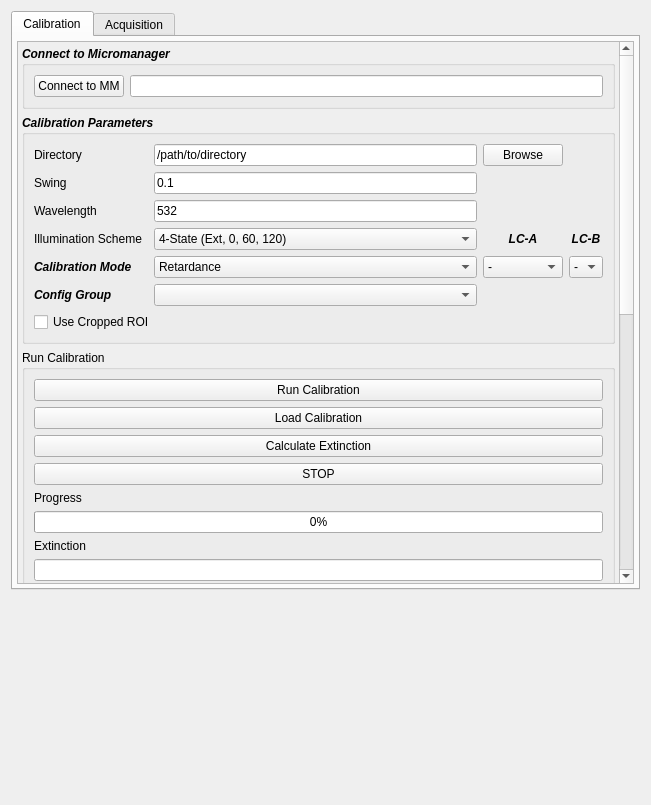
First picture: the form in recOrder/plugin/qtdesigner/recOrder_calibration_v5.ui, repository mehta-lab/waveorder, before the edit.
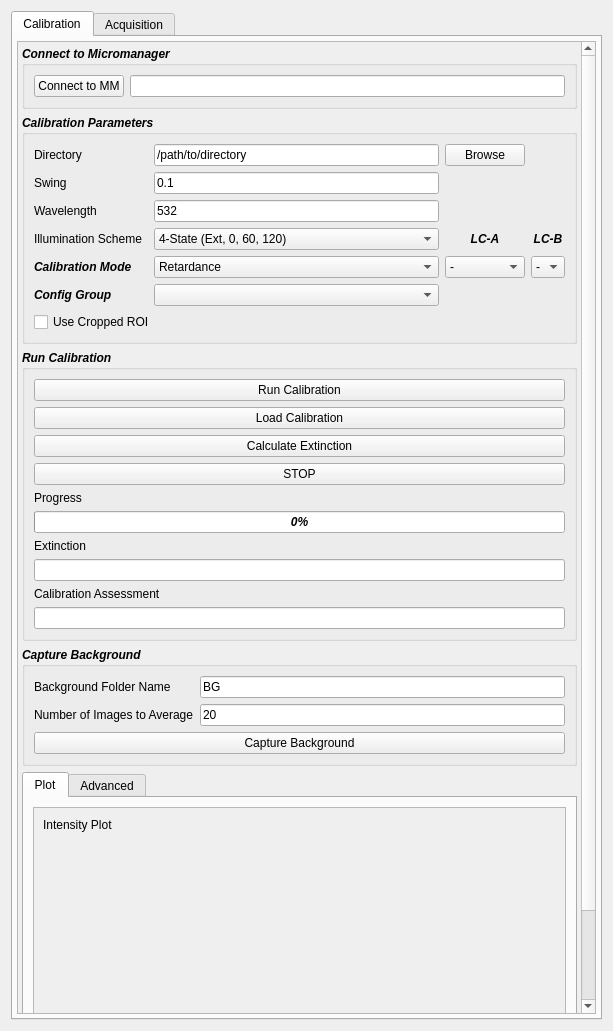
Second picture: the form after the edit. Custom widgets are drawn as their Qt base class.

```diff
--- a/recOrder/plugin/qtdesigner/recOrder_calibration_v5.ui
+++ b/recOrder/plugin/qtdesigner/recOrder_calibration_v5.ui
@@ -9,8 +9,8 @@
    <rect>
     <x>0</x>
     <y>0</y>
-    <width>651</width>
-    <height>805</height>
+    <width>613</width>
+    <height>1031</height>
    </rect>
   </property>
   <property name="sizePolicy">
@@ -31,8 +31,8 @@
   <property name="layoutDirection">
    <enum>Qt::LeftToRight</enum>
   </property>
-  <layout class="QGridLayout" name="gridLayout_4">
-   <item row="0" column="0" alignment="Qt::AlignTop">
+  <layout class="QVBoxLayout" name="verticalLayout">
+   <item>
     <widget class="QTabWidget" name="tabWidget">
      <property name="sizePolicy">
       <sizepolicy hsizetype="Preferred" vsizetype="Preferred">
@@ -79,7 +79,7 @@
      </property>
      <widget class="QWidget" name="Calibration">
       <property name="sizePolicy">
-       <sizepolicy hsizetype="Preferred" vsizetype="Minimum">
+       <sizepolicy hsizetype="Preferred" vsizetype="Preferred">
         <horstretch>0</horstretch>
         <verstretch>0</verstretch>
        </sizepolicy>
@@ -119,10 +119,16 @@
            <rect>
             <x>0</x>
             <y>0</y>
-            <width>611</width>
+            <width>573</width>
             <height>1169</height>
            </rect>
           </property>
+          <property name="sizePolicy">
+           <sizepolicy hsizetype="Preferred" vsizetype="Preferred">
+            <horstretch>0</horstretch>
+            <verstretch>0</verstretch>
+           </sizepolicy>
+          </property>
           <layout class="QGridLayout" name="gridLayout">
            <property name="leftMargin">
             <number>4</number>
@@ -169,7 +175,7 @@
                    <rect>
                     <x>0</x>
                     <y>0</y>
-                    <width>571</width>
+                    <width>533</width>
                     <height>300</height>
                    </rect>
                   </property>
@@ -550,9 +556,9 @@
             <widget class="QGroupBox" name="run_calib">
              <property name="font">
               <font>
-               <weight>50</weight>
-               <italic>false</italic>
-               <bold>false</bold>
+               <weight>75</weight>
+               <italic>true</italic>
+               <bold>true</bold>
               </font>
              </property>
              <property name="title">
@@ -619,6 +625,13 @@
               </item>
               <item row="3" column="0">
                <widget class="QPushButton" name="qbutton_stop_calib">
+                <property name="font">
+                 <font>
+                  <weight>50</weight>
+                  <italic>false</italic>
+                  <bold>false</bold>
+                 </font>
+                </property>
                 <property name="text">
                  <string>STOP</string>
                 </property>
@@ -674,6 +687,13 @@
               </item>
               <item row="1" column="0">
                <widget class="QPushButton" name="qbutton_load_calib">
+                <property name="font">
+                 <font>
+                  <weight>50</weight>
+                  <italic>false</italic>
+                  <bold>false</bold>
+                 </font>
+                </property>
                 <property name="text">
                  <string>Load Calibration</string>
                 </property>
@@ -686,9 +706,9 @@
             <widget class="QGroupBox" name="capture_background">
              <property name="font">
               <font>
-               <weight>50</weight>
-               <italic>false</italic>
-               <bold>false</bold>
+               <weight>75</weight>
+               <italic>true</italic>
+               <bold>true</bold>
               </font>
              </property>
              <property name="title">
```
Left out of the diff: 2 changed lines with no effect on the pictures.
